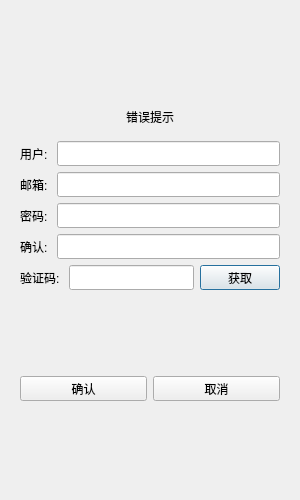
Qt form registerdialog.ui (chenjiabo5197/chat-qt) before a commit.
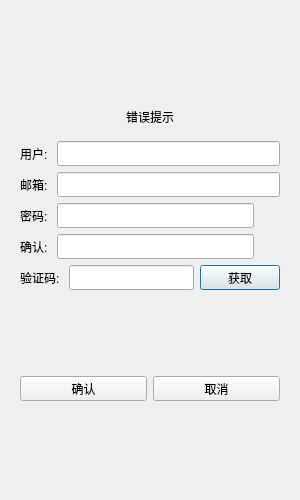
The same form after that commit. Custom widgets are drawn as their Qt base class.

Patch:
```diff
--- a/registerdialog.ui
+++ b/registerdialog.ui
@@ -176,6 +176,25 @@
              </property>
             </widget>
            </item>
+           <item>
+            <widget class="QLabel" name="pass_visible">
+             <property name="minimumSize">
+              <size>
+               <width>20</width>
+               <height>20</height>
+              </size>
+             </property>
+             <property name="maximumSize">
+              <size>
+               <width>20</width>
+               <height>20</height>
+              </size>
+             </property>
+             <property name="text">
+              <string/>
+             </property>
+            </widget>
+           </item>
           </layout>
          </item>
          <item>
@@ -215,6 +234,25 @@
              </property>
             </widget>
            </item>
+           <item>
+            <widget class="QLabel" name="confirm_visible">
+             <property name="minimumSize">
+              <size>
+               <width>20</width>
+               <height>20</height>
+              </size>
+             </property>
+             <property name="maximumSize">
+              <size>
+               <width>20</width>
+               <height>20</height>
+              </size>
+             </property>
+             <property name="text">
+              <string/>
+             </property>
+            </widget>
+           </item>
           </layout>
          </item>
          <item>
@@ -352,6 +390,13 @@
    </item>
   </layout>
  </widget>
+ <customwidgets>
+  <customwidget>
+   <class>TimerBtn</class>
+   <extends>QPushButton</extends>
+   <header>timerbtn.h</header>
+  </customwidget>
+ </customwidgets>
  <resources/>
  <connections/>
 </ui>
```
Left out of the diff: 2 changed lines with no effect on the pictures.
